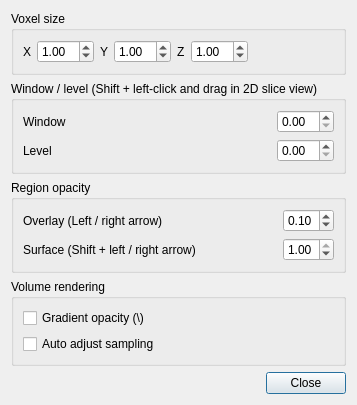
The window that qt/SettingsDialog.ui (RENCI/Segmentor) describes before a commit, drawn with Qt 5.
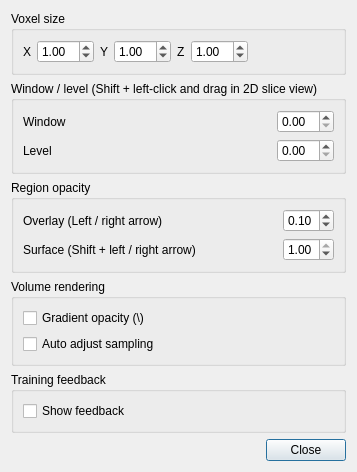
The same window after the commit.

Commit message: Add checkbox for training feedback to settings dialog

Patch:
```diff
--- a/qt/SettingsDialog.ui
+++ b/qt/SettingsDialog.ui
@@ -7,7 +7,7 @@
     <x>0</x>
     <y>0</y>
     <width>314</width>
-    <height>367</height>
+    <height>423</height>
    </rect>
   </property>
   <property name="windowTitle">
@@ -330,6 +330,22 @@
      </layout>
     </widget>
    </item>
+   <item>
+    <widget class="QGroupBox" name="groupBox_5">
+     <property name="title">
+      <string>Training feedback</string>
+     </property>
+     <layout class="QVBoxLayout" name="verticalLayout_5">
+      <item>
+       <widget class="QCheckBox" name="showFeedbackCheckBox">
+        <property name="text">
+         <string>Show feedback</string>
+        </property>
+       </widget>
+      </item>
+     </layout>
+    </widget>
+   </item>
    <item>
     <spacer name="verticalSpacer">
      <property name="orientation">
```
The commit also changes 5 other files.
